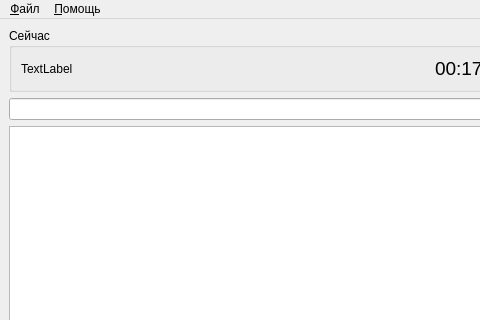
First picture: the form in main.ui, repository cypok/qttt, before the edit; both pictures show x 0 to 480 and y 0 to 320 of the 616 by 461 pixel window.
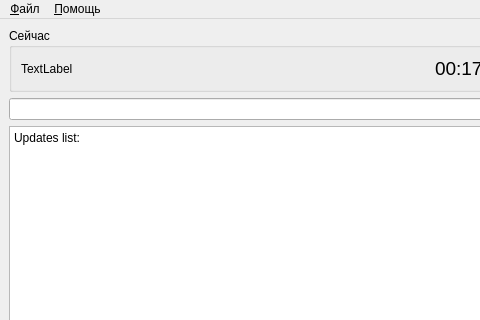
Second picture: the form after the edit.

Commit message: Получение списка апдейтов и их простейший вывод

Patch:
```diff
--- a/main.ui
+++ b/main.ui
@@ -78,7 +78,14 @@
      </layout>
     </item>
     <item>
-     <widget class="QListView" name="listView"/>
+     <widget class="QPlainTextEdit" name="te_updates">
+      <property name="readOnly">
+       <bool>true</bool>
+      </property>
+      <property name="plainText">
+       <string>Updates list:</string>
+      </property>
+     </widget>
     </item>
    </layout>
   </widget>
```
Left out of the diff: 2 changed lines with no effect on the pictures. The commit also changes 1 other file.
